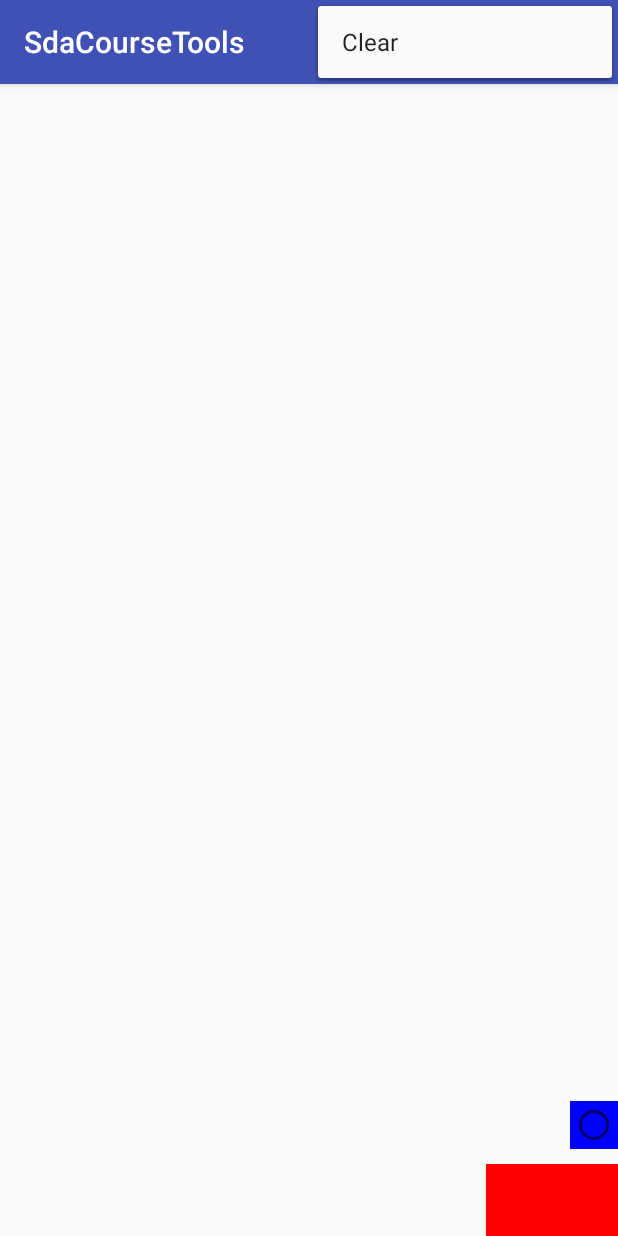
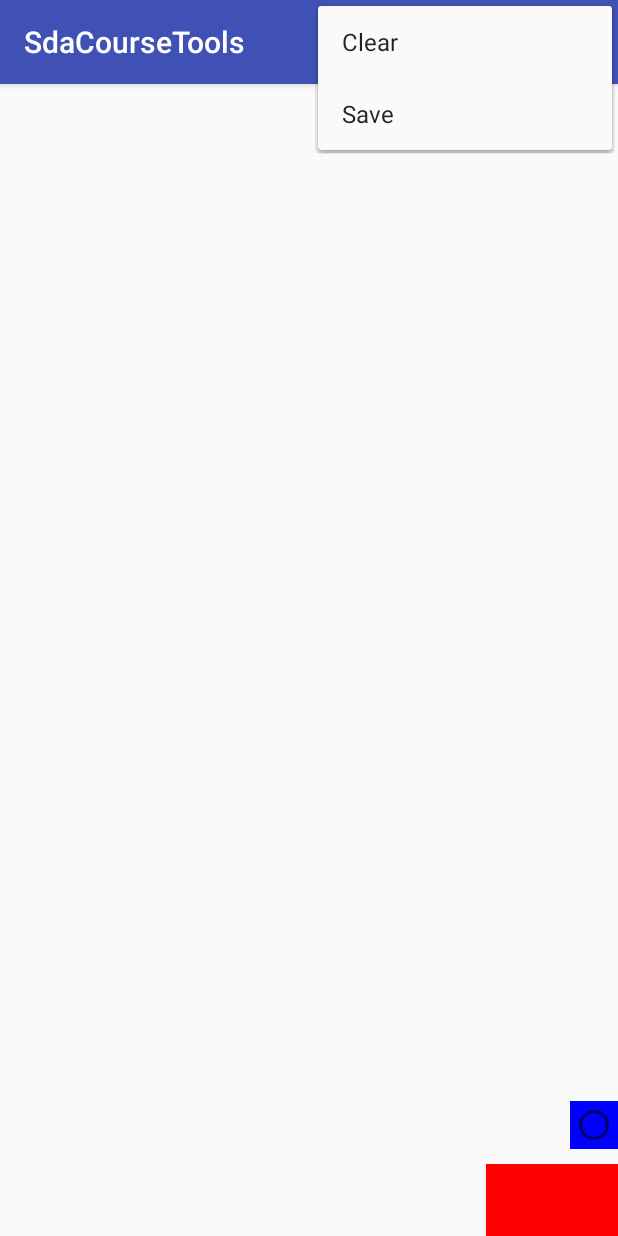
Before and after one commit to MaciekBro/SdaCourseTools, an Android app: the DrawingMainActivity screen opened directly, with no data from a screen before it, with the options menu open, on a phone screen of 412 x 824 dp. Run offline under Robolectric (Android 15) with nearby library versions, the phone set to English and light mode, and no system bars.

Commit message:
commit 2

```diff
--- a/app/src/main/res/menu/main.xml
+++ b/app/src/main/res/menu/main.xml
@@ -6,5 +6,10 @@
         android:title="Clear"
         android:showAsAction="never" />
 
+    <item
+        android:id="@+id/save"
+        android:title="Save"
+        android:showAsAction="never"/>
+
 
 </menu>
```
